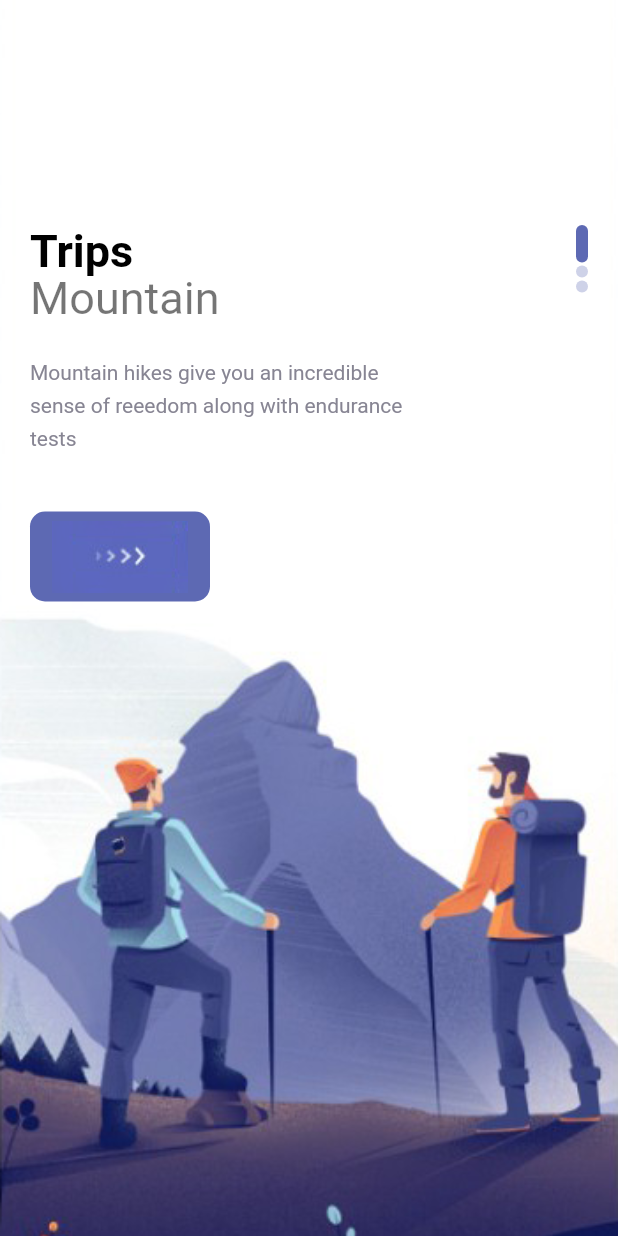
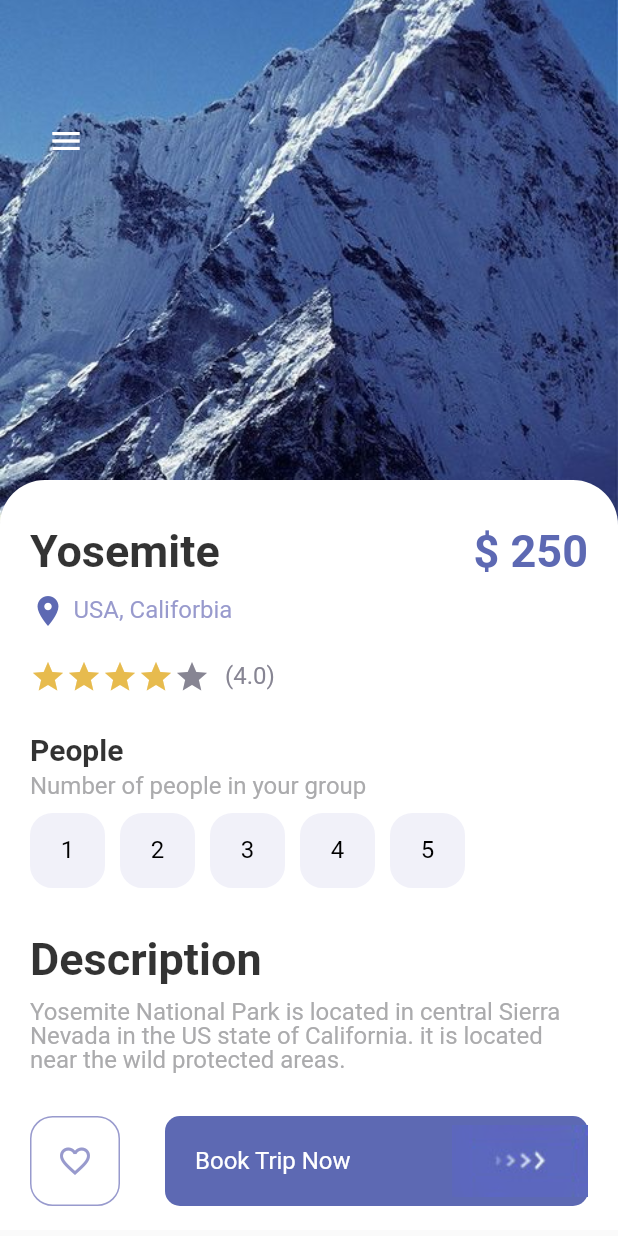
Before and after one commit to balicaionut/flutter_cubit, a Flutter app: the screen it shows after launch, on a phone screen of 412 x 824 dp. Run offline on Flutter 3.47's test engine with Material 2 defaults, Android fonts, the phone set to English and light mode, and no system bars.

Commit message:
home_page, main_page and detail_page built

```diff
--- a/lib/main.dart
+++ b/lib/main.dart
@@ -1,4 +1,6 @@
 import 'package:flutter/material.dart';
+import 'package:flutter_cubit/pages/detail_page.dart';
+import 'package:flutter_cubit/pages/navpages/main_page.dart';
 import 'package:flutter_cubit/pages/welcome_page.dart';
 
 void main() {
@@ -17,7 +19,7 @@ class MyApp extends StatelessWidget {
       theme: ThemeData(
         primarySwatch: Colors.blue,
       ),
-      home: WelcomePage(),
+      home: const DetailPage(),
     );
   }
 }
--- /dev/null
+++ b/lib/pages/detail_page.dart
@@ -0,0 +1,195 @@
+import 'package:flutter/cupertino.dart';
+import 'package:flutter/material.dart';
+import 'package:flutter_cubit/misc/colors.dart';
+import 'package:flutter_cubit/widgets/app_buttons.dart';
+import 'package:flutter_cubit/widgets/app_large_text.dart';
+import 'package:flutter_cubit/widgets/app_text.dart';
+import 'package:flutter_cubit/widgets/responsive_button.dart';
+
+class DetailPage extends StatefulWidget {
+  const DetailPage({Key? key}) : super(key: key);
+
+  @override
+  _DetailPageState createState() => _DetailPageState();
+}
+
+class _DetailPageState extends State<DetailPage> {
+  int gottenStars = 4;
+  int selectedIndex = -1;
+  @override
+  Widget build(BuildContext context) {
+    return Scaffold(
+        body: Container(
+      width: double.maxFinite,
+      height: double.maxFinite,
+      child: Stack(
+        children: [
+          Positioned(
+              left: 0,
+              right: 0,
+              child: Container(
+                width: double.maxFinite,
+                height: 350,
+                decoration: const BoxDecoration(
+                    image: DecorationImage(
+                        image: AssetImage("img/mountain.jpeg"),
+                        fit: BoxFit.cover)),
+              )),
+          Positioned(
+              left: 20,
+              top: 70,
+              child: Row(
+                children: [
+                  IconButton(
+                    onPressed: () {},
+                    icon: const Icon(Icons.menu),
+                    color: Colors.white,
+                  )
+                ],
+              )),
+          Positioned(
+              top: 320,
+              child: Container(
+                padding: const EdgeInsets.only(left: 20, right: 20, top: 30),
+                width: MediaQuery.of(context).size.width,
+                height: 500,
+                decoration: const BoxDecoration(
+                    color: Colors.white,
+                    borderRadius: BorderRadius.only(
+                        topLeft: Radius.circular(30),
+                        topRight: Radius.circular(30))),
+                child: Column(
+                  crossAxisAlignment: CrossAxisAlignment.start,
+                  children: [
+                    Row(
+                      mainAxisAlignment: MainAxisAlignment.spaceBetween,
+                      children: [
+                        AppLargeText(
+                            text: "Yosemite",
+                            color: Colors.black.withOpacity(0.8)),
+                        AppLargeText(text: "\$ 250", color: AppColors.mainColor)
+                      ],
+                    ),
+                    const SizedBox(
+                      height: 10,
+                    ),
+                    Row(
+                      children: [
+                        Icon(
+                          Icons.location_on,
+                          color: AppColors.mainColor,
+                        ),
+                        const SizedBox(
+                          width: 5,
+                        ),
+                        AppText(
+                            text: "USA, Califorbia",
+                            color: AppColors.textColor1)
+                      ],
+                    ),
+                    const SizedBox(
+                      height: 20,
+                    ),
+                    Row(
+                      children: [
+                        Wrap(
+                          children: List.generate(5, (index) {
+                            return Icon(Icons.star,
+                                color: index < gottenStars
+                                    ? AppColors.starColor
+                                    : AppColors.textColor2);
+                          }),
+                        ),
+                        const SizedBox(
+                          width: 10,
+                        ),
+                        AppText(text: "(4.0)", color: AppColors.textColor2)
+                      ],
+                    ),
+                    const SizedBox(
+                      height: 25,
+                    ),
+                    AppLargeText(
+                      text: "People",
+                      color: Colors.black.withOpacity(0.8),
+                      size: 20,
+                    ),
+                    const SizedBox(
+                      height: 5,
+                    ),
+                    AppText(
+                        text: "Number of people in your group",
+                        color: AppColors.mainTextColor),
+                    const SizedBox(
+                      height: 10,
+                    ),
+                    Wrap(
+                      children: List.generate(5, (index) {
+                        return InkWell(
+                          onTap: () {
+                            setState(() {
+                              selectedIndex = index;
+                            });
+                          },
+                          child: Container(
+                            margin: const EdgeInsets.only(right: 10),
+                            child: AppButtons(
+                              size: 50,
+                              color: selectedIndex == index
+                                  ? Colors.white
+                                  : Colors.black,
+                              backgroundColor: selectedIndex == index
+                                  ? Colors.black
+                                  : AppColors.buttonBackground,
+                              borderColor: selectedIndex == index
+                                  ? Colors.black
+                                  : AppColors.buttonBackground,
+                              text: (index + 1).toString(),
+                              isIcon: false,
+                            ),
+                          ),
+                        );
+                      }),
+                    ),
+                    const SizedBox(
+                      height: 30,
+                    ),
+                    AppLargeText(
+                        text: "Description",
+                        color: Colors.black.withOpacity(0.8)),
+                    const SizedBox(
+                      height: 10,
+                    ),
+                    AppText(
+                        text:
+                            "Yosemite National Park is located in central Sierra Nevada in the US state of California. it is located near the wild protected areas.",
+                        color: AppColors.mainTextColor)
+                  ],
+                ),
+              )),
+          Positioned(
+              bottom: 20,
+              left: 20,
+              right: 20,
+              child: Row(
+                children: [
+                  AppButtons(
+                      size: 60,
+                      color: AppColors.textColor1,
+                      backgroundColor: Colors.white,
+                      borderColor: AppColors.textColor1,
+                      isIcon: true,
+                      icon: Icons.favorite_border),
+                  const SizedBox(
+                    width: 30,
+                  ),
+                  ResponsiveButton(
+                    isResponsive: true,
+                  )
+                ],
+              ))
+        ],
+      ),
+    ));
+  }
+}
--- /dev/null
+++ b/lib/widgets/app_buttons.dart
@@ -0,0 +1,38 @@
+import 'package:flutter/material.dart';
+import 'package:flutter_cubit/widgets/app_text.dart';
+
+class AppButtons extends StatelessWidget {
+  String? text;
+  IconData? icon;
+  bool isIcon;
+  final Color color;
+  final Color backgroundColor;
+  double size;
+  final Color borderColor;
+
+  AppButtons(
+      {Key? key,
+      this.text = "",
+      this.icon,
+      this.isIcon = false,
+      required this.size,
+      required this.color,
+      required this.backgroundColor,
+      required this.borderColor})
+      : super(key: key);
+
+  @override
+  Widget build(BuildContext context) {
+    return Container(
+      width: size,
+      height: size,
+      decoration: BoxDecoration(
+          border: Border.all(color: borderColor, width: 1.0),
+          borderRadius: BorderRadius.circular(15),
+          color: backgroundColor),
+      child: isIcon == false
+          ? Center(child: AppText(text: text!, color: color))
+          : Center(child: Icon(icon, color: color)),
+    );
+  }
+}
--- a/lib/widgets/responsive_button.dart
+++ b/lib/widgets/responsive_button.dart
@@ -1,24 +1,35 @@
-import 'package:flutter/cupertino.dart';
+import 'package:flutter/material.dart';
 import 'package:flutter_cubit/misc/colors.dart';
+import 'package:flutter_cubit/widgets/app_text.dart';
 
 class ResponsiveButton extends StatelessWidget {
   bool? isResponsive;
   double? width;
-  ResponsiveButton({Key? key, this.width, this.isResponsive = false})
+  ResponsiveButton({Key? key, this.width = 120, this.isResponsive = false})
       : super(key: key);
 
   @override
   Widget build(BuildContext context) {
-    return Container(
-      width: width,
+    return Flexible(
+      child: Container(
+        width: isResponsive == true ? double.maxFinite : width,
         height: 60,
         decoration: BoxDecoration(
-          borderRadius: BorderRadius.circular(10), color: AppColors.mainColor),
+            borderRadius: BorderRadius.circular(10),
+            color: AppColors.mainColor),
         child: Row(
-        mainAxisAlignment: MainAxisAlignment.center,
+          mainAxisAlignment: isResponsive == true
+              ? MainAxisAlignment.spaceBetween
+              : MainAxisAlignment.center,
           children: [
+            isResponsive == true
+                ? Container(
+                    margin: const EdgeInsets.only(left: 20),
+                    child: AppText(text: "Book Trip Now", color: Colors.white))
+                : Container(),
             Image.asset("img/button-one.png"),
           ],
+        ),
       ),
     );
   }
```
Also changed, not shown: lib/pages/home_page.dart (added, +190 -0 lines), lib/pages/navpages/bar_item_page.dart (added, +14 -0 lines), lib/pages/navpages/main_page.dart (added, +55 -0 lines), lib/pages/navpages/my_page.dart (added, +14 -0 lines), lib/pages/navpages/search_page.dart (added, +14 -0 lines), pubspec.lock, 1 other file. Lines whose indentation alone changed are shown as unchanged.
